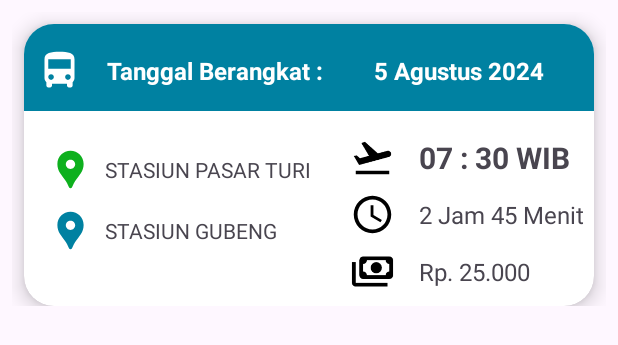
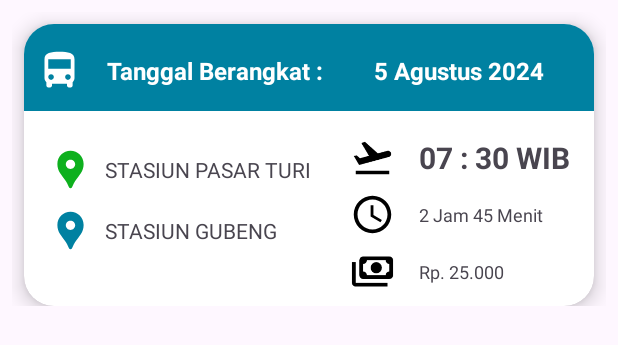
Before and after one commit to jessymarcelyn/manpro_kel5, an Android app: the layout itemschedule.xml on its own in the app's theme, with its tools: preview values and no code run, on a phone screen of 412 x 824 dp. Shown: the top 345 px of the screen. Run offline under Robolectric (Android 15) with nearby library versions, the phone set to English and light mode, and no system bars.

Commit message:
UI changed (4)

```diff
--- a/app/src/main/res/drawable/ic_arrow_left.xml
+++ /dev/null
@@ -1,5 +0,0 @@
-<vector xmlns:android="http://schemas.android.com/apk/res/android" android:autoMirrored="true" android:height="24dp" android:tint="#000000" android:viewportHeight="24" android:viewportWidth="24" android:width="24dp">
-
-    <path android:fillColor="@android:color/white" android:pathData="M15.41,16.59L10.83,12l4.58,-4.59L14,6l-6,6 6,6 1.41,-1.41z"/>
-
-</vector>
--- a/app/src/main/res/layout/itemschedule.xml
+++ b/app/src/main/res/layout/itemschedule.xml
@@ -1,6 +1,7 @@
 <?xml version="1.0" encoding="utf-8"?>
 <androidx.constraintlayout.widget.ConstraintLayout xmlns:android="http://schemas.android.com/apk/res/android"
     xmlns:app="http://schemas.android.com/apk/res-auto"
+    xmlns:tools="http://schemas.android.com/tools"
     android:layout_width="match_parent"
     android:layout_height="wrap_content"
     android:orientation="vertical"
@@ -116,10 +117,11 @@
                 android:id="@+id/tv_waktu"
                 android:layout_width="wrap_content"
                 android:layout_height="wrap_content"
+                android:layout_marginStart="16dp"
                 android:text="2 Jam 45 Menit"
-                android:textSize="16sp"
+                android:textSize="12sp"
                 app:layout_constraintBottom_toBottomOf="@+id/imageView26"
-                app:layout_constraintStart_toStartOf="@+id/tv_waktuBerangkat"
+                app:layout_constraintStart_toEndOf="@+id/imageView26"
                 app:layout_constraintTop_toTopOf="@+id/imageView26" />
 
             <TextView
@@ -127,7 +129,7 @@
                 android:layout_width="wrap_content"
                 android:layout_height="wrap_content"
                 android:text="Rp. 25.000"
-                android:textSize="16sp"
+                android:textSize="12sp"
                 app:layout_constraintBottom_toBottomOf="@+id/imageView27"
                 app:layout_constraintStart_toStartOf="@+id/tv_waktu"
                 app:layout_constraintTop_toTopOf="@+id/imageView27" />
```
Also changed, not shown: app/src/main/res/layout/activity_schedule.xml (+1 -12 lines), app/src/main/res/layout/activity_selectrute.xml (+12 -9 lines).
